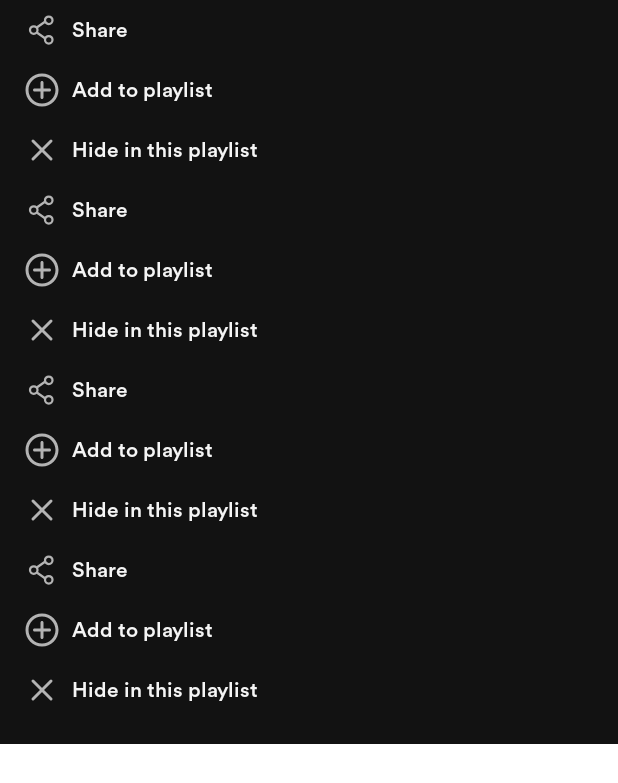
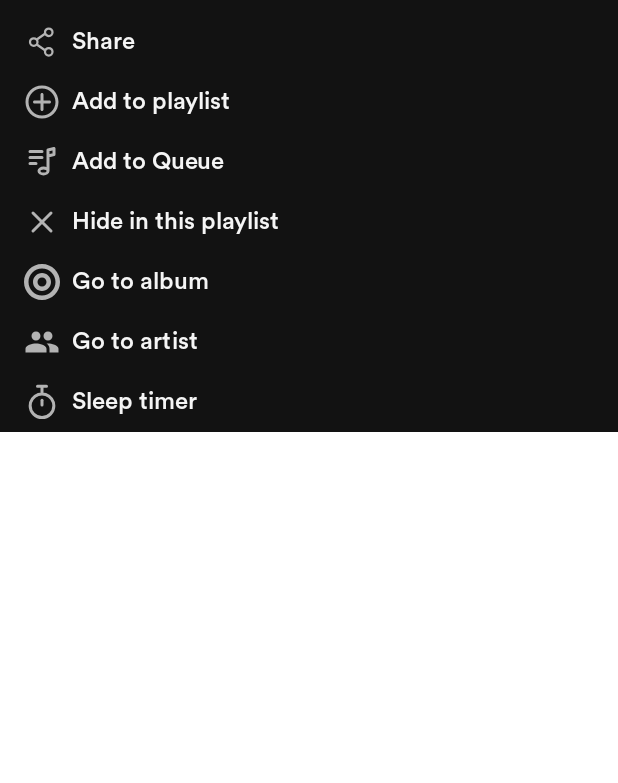
Before and after one commit to JoeJohnRio/VvinampApp, an Android app built with Jetpack Compose: the @Preview function TrackOptionsContentPreview, on a phone screen of 412 x 824 dp. Shown: the top 783 px of the screen. Run offline under Robolectric (Android 15) with nearby library versions, the phone set to English and light mode, and no system bars; our stand-ins replace accompanist.

Commit message:
update trackoption and add sleep timer condition

```diff
--- a/presentation/src/main/java/com/example/presentation/ui/main/playback/PlaybackUiState.kt
+++ b/presentation/src/main/java/com/example/presentation/ui/main/playback/PlaybackUiState.kt
@@ -17,5 +17,7 @@ data class PlaybackUiState(
     val queue: PlayerQueueDomain? = null,
     val dominantColor: Color = AppColours.BackgroundBlack,
     val isCreatePlaylistOptionSheet: Boolean = false,
-    val isTrackOptionSheet: Boolean = false
+    val isTrackOptionSheet: Boolean = false,
+    val isSleepTimerSheetVisible: Boolean = false,
+    val activeSleepTimer: SleepTimerOption? = null
 )
--- a/presentation/src/main/java/com/example/presentation/ui/navigationbar/TrackOptionsContent.kt
+++ /dev/null
@@ -1,134 +0,0 @@
-package com.example.presentation.ui.navigationbar
-
-import androidx.compose.foundation.background
-import androidx.compose.foundation.layout.Column
-import androidx.compose.foundation.layout.Spacer
-import androidx.compose.foundation.layout.height
-import androidx.compose.foundation.layout.padding
-import androidx.compose.material3.ExperimentalMaterial3Api
-import androidx.compose.material3.MaterialTheme
-import androidx.compose.runtime.Composable
-import androidx.compose.ui.Modifier
-import androidx.compose.ui.res.painterResource
-import androidx.compose.ui.tooling.preview.Preview
-import androidx.compose.ui.unit.dp
-import com.example.presentation.R
-import com.example.presentation.ui.main.playback.PlaybackUiEvent
-import com.example.presentation.ui.widget.text.IconWithTextOnly
-import com.example.presentation.util.preview.PreviewTheme
-
-@Composable
-fun TrackOptionsContent(
-    onEvent: (PlaybackUiEvent) -> Unit
-) {
-    Column(
-        modifier = Modifier.padding(
-            horizontal = 16.dp,
-            vertical = 8.dp
-        )
-    ) {
-        IconWithTextOnly(
-            painter = painterResource(R.drawable.ic_share),
-            text = "Share"
-        ) { }
-
-        Spacer(Modifier.height(16.dp))
-
-        IconWithTextOnly(
-            painter = painterResource(R.drawable.ic_plus_circle),
-            text = "Add to playlist"
-        ) { }
-
-        Spacer(Modifier.height(16.dp))
-
-        IconWithTextOnly(
-            painter = painterResource(R.drawable.ic_close),
-            text = "Hide in this playlist"
-        ) { }
-
-        Spacer(Modifier.height(16.dp))
-        IconWithTextOnly(
-            painter = painterResource(R.drawable.ic_share),
-            text = "Share"
-        ) { }
-
-        Spacer(Modifier.height(16.dp))
-
-        IconWithTextOnly(
-            painter = painterResource(R.drawable.ic_plus_circle),
-            text = "Add to playlist"
-        ) { }
-
-        Spacer(Modifier.height(16.dp))
-
-        IconWithTextOnly(
-            painter = painterResource(R.drawable.ic_close),
-            text = "Hide in this playlist"
-        ) { }
-
-        Spacer(Modifier.height(16.dp))
-
-        IconWithTextOnly(
-            painter = painterResource(R.drawable.ic_share),
-            text = "Share"
-        ) { }
-
-        Spacer(Modifier.height(16.dp))
-
-        IconWithTextOnly(
-            painter = painterResource(R.drawable.ic_plus_circle),
-            text = "Add to playlist"
-        ) { }
-
-        Spacer(Modifier.height(16.dp))
-
-        IconWithTextOnly(
-            painter = painterResource(R.drawable.ic_close),
-            text = "Hide in this playlist"
-        ) { }
-
-        Spacer(Modifier.height(16.dp))
-
-        IconWithTextOnly(
-            painter = painterResource(R.drawable.ic_share),
-            text = "Share"
-        ) { }
-
-        Spacer(Modifier.height(16.dp))
-
-        IconWithTextOnly(
-            painter = painterResource(R.drawable.ic_plus_circle),
-            text = "Add to playlist"
-        ) { }
-
-        Spacer(Modifier.height(16.dp))
-
-        IconWithTextOnly(
-            painter = painterResource(R.drawable.ic_close),
-            text = "Hide in this playlist"
-        ) { }
-
-        Spacer(Modifier.height(16.dp))
-    }
-}
-
-
-@OptIn(ExperimentalMaterial3Api::class)
-@Preview(
-    name = "Track Option Bottom Sheet",
-    showBackground = true
-)
-@Composable
-fun TrackOptionsContentPreview() {
-    PreviewTheme {
-        Column(
-            modifier = Modifier.background(MaterialTheme.colorScheme.background)
-        ) {
-            TrackOptionsContent(
-                onEvent = {
-
-                }
-            )
-        }
-    }
-}
--- /dev/null
+++ b/presentation/src/main/java/com/example/presentation/ui/navigationbar/trackoption/TrackOptionsContent.kt
@@ -0,0 +1,81 @@
+package com.example.presentation.ui.navigationbar.trackoption
+
+import androidx.compose.foundation.background
+import androidx.compose.foundation.layout.Column
+import androidx.compose.foundation.layout.Spacer
+import androidx.compose.foundation.layout.height
+import androidx.compose.foundation.layout.padding
+import androidx.compose.material3.ExperimentalMaterial3Api
+import androidx.compose.material3.MaterialTheme
+import androidx.compose.runtime.Composable
+import androidx.compose.ui.Modifier
+import androidx.compose.ui.res.painterResource
+import androidx.compose.ui.tooling.preview.Preview
+import androidx.compose.ui.unit.dp
+import com.example.presentation.R
+import com.example.presentation.ui.main.playback.PlaybackUiEvent
+import com.example.presentation.ui.widget.text.IconWithTextOnly
+import com.example.presentation.util.preview.PreviewTheme
+
+@Composable
+fun TrackOptionsContent(
+    onEvent: (TrackOptionsUiEvent) -> Unit,
+) {
+    Column {
+        IconWithTextOnly(
+            modifier = Modifier.padding(top = 8.dp),
+            painter = painterResource(R.drawable.ic_share),
+            text = "Share"
+        ) { onEvent(TrackOptionsUiEvent.OnShareClick) }
+
+        IconWithTextOnly(
+            painter = painterResource(R.drawable.ic_plus_circle),
+            text = "Add to playlist"
+        ) { onEvent(TrackOptionsUiEvent.OnAddToPlaylistClick) }
+
+        IconWithTextOnly(
+            painter = painterResource(R.drawable.ic_list_music),
+            text = "Add to Queue"
+        ) { onEvent(TrackOptionsUiEvent.OnAddToQueueClick) }
+
+        IconWithTextOnly(
+            painter = painterResource(R.drawable.ic_close),
+            text = "Hide in this playlist"
+        ) { onEvent(TrackOptionsUiEvent.OnHideTrackClick) }
+
+        IconWithTextOnly(
+            painter = painterResource(R.drawable.ic_target),
+            text = "Go to album"
+        ) { onEvent(TrackOptionsUiEvent.OnGoToAlbumClick) }
+
+        IconWithTextOnly(
+            painter = painterResource(R.drawable.ic_peoples_solid),
+            text = "Go to artist"
+        ) { onEvent(TrackOptionsUiEvent.OnGoToArtistClick) }
+
+        IconWithTextOnly(
+            painter = painterResource(R.drawable.ic_stopwatch),
+            text = "Sleep timer"
+        ) { onEvent(TrackOptionsUiEvent.OnSleepTimerClick) }
+    }
+}
+
+@OptIn(ExperimentalMaterial3Api::class)
+@Preview(
+    name = "Track Option Bottom Sheet",
+    showBackground = true
+)
+@Composable
+fun TrackOptionsContentPreview() {
+    PreviewTheme {
+        Column(
+            modifier = Modifier.background(MaterialTheme.colorScheme.background)
+        ) {
+            TrackOptionsContent(
+                onEvent = {
+
+                }
+            )
+        }
+    }
+}
--- a/presentation/src/main/java/com/example/presentation/ui/widget/text/IconWithText.kt
+++ b/presentation/src/main/java/com/example/presentation/ui/widget/text/IconWithText.kt
@@ -18,6 +18,7 @@ import androidx.compose.ui.graphics.painter.Painter
 import androidx.compose.ui.res.painterResource
 import androidx.compose.ui.tooling.preview.Preview
 import androidx.compose.ui.unit.dp
+import androidx.compose.ui.unit.sp
 import com.example.presentation.R
 import com.example.presentation.ui.theme.TSDisplayMediumWhite
 import com.example.presentation.ui.theme.TSLabelMediumWhite
@@ -30,14 +31,19 @@ import com.example.presentation.util.preview.PreviewTheme
 
 @Composable
 fun IconWithTextOnly(
+    modifier: Modifier = Modifier,
     painter: Painter,
     text: String,
     onClick: () -> Unit
 ) {
     Row(
         modifier = Modifier
+            .clickable(onClick = onClick)
             .fillMaxWidth()
-            .clickable(onClick = onClick),
+            .padding(
+                horizontal = 16.dp, vertical = 8.dp
+            )
+            .then(modifier),
         verticalAlignment = Alignment.CenterVertically
     ) {
         Icon(
@@ -54,6 +60,7 @@ fun IconWithTextOnly(
             modifier = Modifier.weight(1f),
             text = text,
             style = TSDisplayMediumWhite().copy(
+                fontSize = 16.sp,
                 color = MaterialTheme.colorScheme.inversePrimary
             )
         )
--- /dev/null
+++ b/presentation/src/main/res/drawable/ic_list_music.xml
@@ -0,0 +1,20 @@
+<!--
+  ~ Copyright (C) 2026 The Android Open Source Project
+  ~
+  ~ Licensed under the Apache License, Version 2.0 (the "License");
+  ~ you may not use this file except in compliance with the License.
+  ~ You may obtain a copy of the License at
+  ~
+  ~      http://www.apache.org/licenses/LICENSE-2.0
+  ~
+  ~ Unless required by applicable law or agreed to in writing, software
+  ~ distributed under the License is distributed on an "AS IS" BASIS,
+  ~ WITHOUT WARRANTIES OR CONDITIONS OF ANY KIND, either express or implied.
+  ~ See the License for the specific language governing permissions and
+  ~ limitations under the License.
+  -->
+<vector xmlns:android="http://schemas.android.com/apk/res/android" android:height="24dp" android:viewportHeight="24" android:viewportWidth="24" android:width="24dp">
+
+    <path android:fillColor="#00000000" android:pathData="M16,5V18M16,18C16,19.105 14.657,20 13,20C11.343,20 10,19.105 10,18C10,16.895 11.343,16 13,16C14.657,16 16,16.895 16,18ZM4,5H12M4,9H12M4,13H8M16,4L20,3V7L16,8V4Z" android:strokeColor="#000000" android:strokeLineCap="round" android:strokeLineJoin="round" android:strokeWidth="2"/>
+
+</vector>
--- /dev/null
+++ b/presentation/src/main/res/drawable/ic_stopwatch.xml
@@ -0,0 +1,24 @@
+<!--
+  ~ Copyright (C) 2026 The Android Open Source Project
+  ~
+  ~ Licensed under the Apache License, Version 2.0 (the "License");
+  ~ you may not use this file except in compliance with the License.
+  ~ You may obtain a copy of the License at
+  ~
+  ~      http://www.apache.org/licenses/LICENSE-2.0
+  ~
+  ~ Unless required by applicable law or agreed to in writing, software
+  ~ distributed under the License is distributed on an "AS IS" BASIS,
+  ~ WITHOUT WARRANTIES OR CONDITIONS OF ANY KIND, either express or implied.
+  ~ See the License for the specific language governing permissions and
+  ~ limitations under the License.
+  -->
+<vector xmlns:android="http://schemas.android.com/apk/res/android" android:height="24dp" android:viewportHeight="24" android:viewportWidth="24" android:width="24dp">
+
+    <path android:fillColor="#00000000" android:pathData="M12,10.8L12,14" android:strokeColor="#000000" android:strokeLineCap="round" android:strokeLineJoin="round" android:strokeWidth="2"/>
+
+    <path android:fillColor="#00000000" android:pathData="M12,14.5m-7.9,0a7.9,7.9 0,1 1,15.8 0a7.9,7.9 0,1 1,-15.8 0" android:strokeColor="#000000" android:strokeLineCap="round" android:strokeLineJoin="round" android:strokeWidth="2"/>
+
+    <path android:fillColor="#00000000" android:pathData="M12,5.5l0,-4l-3,0l6,0" android:strokeColor="#000000" android:strokeLineCap="round" android:strokeLineJoin="round" android:strokeWidth="2"/>
+
+</vector>
--- /dev/null
+++ b/presentation/src/main/res/drawable/ic_target.xml
@@ -0,0 +1,22 @@
+<!--
+  ~ Copyright (C) 2026 The Android Open Source Project
+  ~
+  ~ Licensed under the Apache License, Version 2.0 (the "License");
+  ~ you may not use this file except in compliance with the License.
+  ~ You may obtain a copy of the License at
+  ~
+  ~      http://www.apache.org/licenses/LICENSE-2.0
+  ~
+  ~ Unless required by applicable law or agreed to in writing, software
+  ~ distributed under the License is distributed on an "AS IS" BASIS,
+  ~ WITHOUT WARRANTIES OR CONDITIONS OF ANY KIND, either express or implied.
+  ~ See the License for the specific language governing permissions and
+  ~ limitations under the License.
+  -->
+<vector xmlns:android="http://schemas.android.com/apk/res/android" android:height="24dp" android:viewportHeight="16" android:viewportWidth="16" android:width="24dp">
+
+    <path android:fillColor="#000000" android:fillType="evenOdd" android:pathData="M8,4C5.791,4 4,5.791 4,8C4,10.209 5.791,12 8,12C10.209,12 12,10.209 12,8C12,5.791 10.209,4 8,4ZM6,8C6,6.895 6.895,6 8,6C9.105,6 10,6.895 10,8C10,9.105 9.105,10 8,10C6.895,10 6,9.105 6,8Z"/>
+
+    <path android:fillColor="#000000" android:fillType="evenOdd" android:pathData="M8,0C3.582,0 0,3.582 0,8C0,12.418 3.582,16 8,16C12.418,16 16,12.418 16,8C16,3.582 12.418,0 8,0ZM2,8C2,4.686 4.686,2 8,2C11.314,2 14,4.686 14,8C14,11.314 11.314,14 8,14C4.686,14 2,11.314 2,8Z"/>
+
+</vector>
```
Also changed, not shown: presentation/src/main/java/com/example/presentation/ui/main/playback/PlaybackViewModel.kt (+49 -0 lines), presentation/src/main/java/com/example/presentation/ui/main/playback/SleepTimerBottomSheet.kt (added, +72 -0 lines), presentation/src/main/java/com/example/presentation/ui/main/playback/SleepTimerOption.kt (added, +12 -0 lines), presentation/src/main/java/com/example/presentation/ui/navigationbar/MainScreenContainer.kt (+18 -9 lines), presentation/src/main/java/com/example/presentation/ui/navigationbar/trackoption/TrackOptionBottomSheet.kt (renamed from presentation/src/main/java/com/example/presentation/ui/navigationbar/TrackOptionBottomSheet.kt, +4 -6 lines), presentation/src/main/java/com/example/presentation/ui/navigationbar/trackoption/TrackOptionsUiEvent.kt (added, +15 -0 lines).
